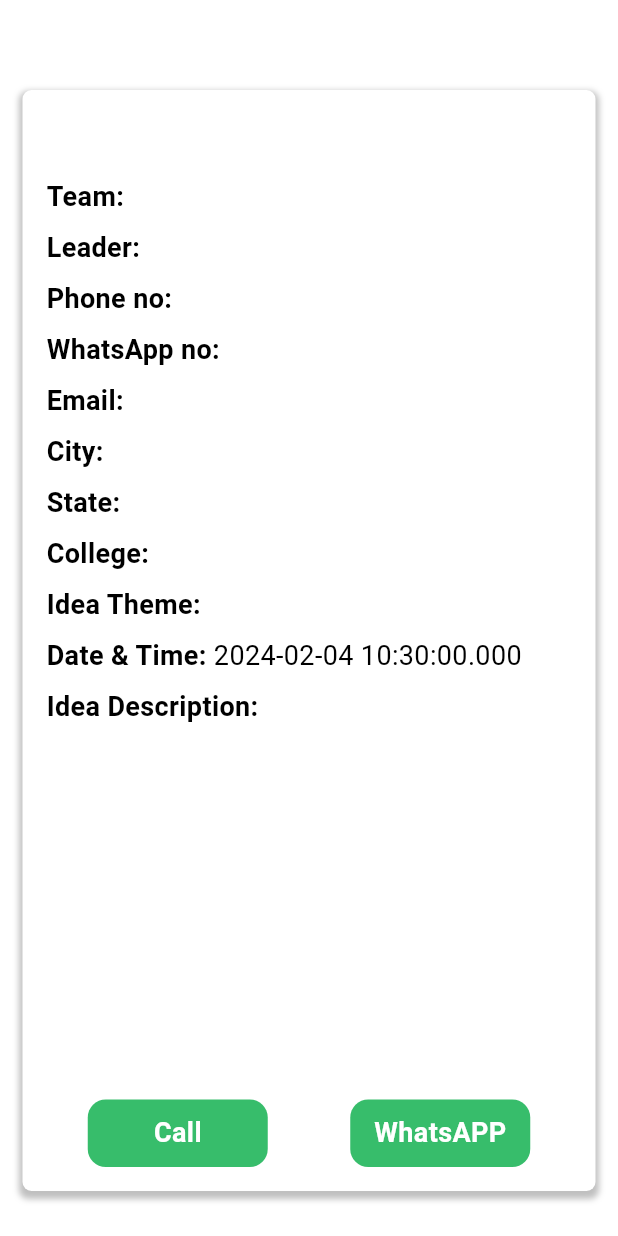
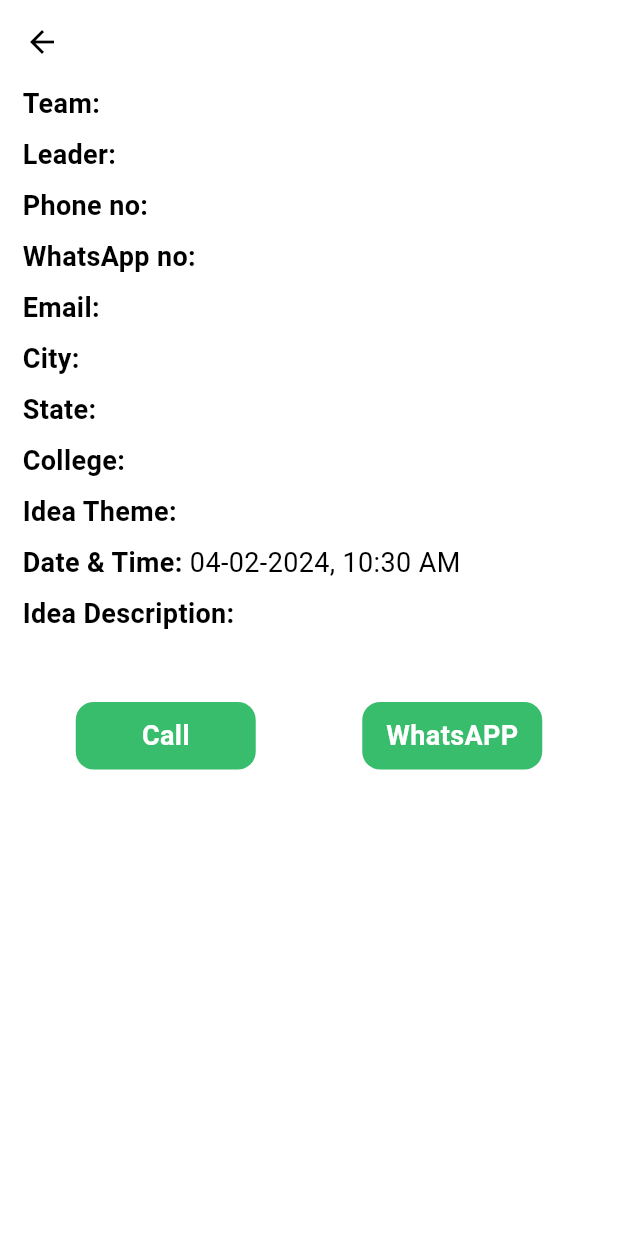
Before and after one commit to Code-For-IT-Softwares/nif-3-app, a Flutter app: the IdeaPage screen opened directly with empty values, on a phone screen of 412 x 824 dp. Run offline on Flutter 3.47's test engine with Material 3 defaults, Android fonts, the phone set to English and light mode, and no system bars; our stand-ins replace dio, retrofit, shared_preferences; accounts and stored records are empty; generated files the repository leaves out were written again; Roboto replaces fonts that are missing (Lucida).

Commit message:
update app

```diff
--- a/lib/pages/idea_page.dart
+++ b/lib/pages/idea_page.dart
@@ -1,7 +1,9 @@
 import 'package:flutter/material.dart' hide Colors;
+import 'package:intl/intl.dart';
 
 import 'package:nif_web/model/idea_model.dart';
 import 'package:nif_web/res/colors.dart';
+import 'package:url_launcher/url_launcher.dart';
 
 import '../utils/extra.dart';
 
@@ -17,43 +19,8 @@ class IdeaPage extends StatelessWidget {
   Widget build(BuildContext context) {
     return Scaffold(
       backgroundColor: Colors.white,
-      body: Column(
-        children: [
-          SizedBox(
-            height: 60,
-          ),
-          Expanded(
-            flex: 7,
-            child: SingleChildScrollView(
-              child: Hero(
-      tag: 'idea-tag${ideaDetails.id}',
-      child: Container(
-        margin: EdgeInsets.symmetric(horizontal: 15),
-        width: MediaQuery.of(context).size.width,
-        height: MediaQuery.of(context).size.height - 90,
-        padding: EdgeInsets.all(16),
-        decoration: BoxDecoration(
-          color: Colors.white,
-          borderRadius: BorderRadius.circular(6),
-          boxShadow: [
-            BoxShadow(
-              color: Colors.grey.withOpacity(0.5),
-              spreadRadius: 2,
-              blurRadius: 3,
-              offset: Offset(0, 3),
-            ),
-          ],
-        ),
-        child: Column(
-          crossAxisAlignment: CrossAxisAlignment.start,
-          children: [
-            Expanded(
-                flex: 13,
-                child: Column(
-                  crossAxisAlignment: CrossAxisAlignment.start,
-                  children: [
-                    Center(
-                      child: Text(
+      appBar: AppBar(
+        title: Text(
           ideaDetails.registrationid!.toUpperCase(),
           style: TextStyle(
             fontSize: 24,
@@ -61,20 +28,24 @@ class IdeaPage extends StatelessWidget {
           ),
         ),
       ),
-                    SizedBox(height: 8),
+      body: SingleChildScrollView(
+          child: Container(
+        margin: EdgeInsets.symmetric(horizontal: 15),
+        width: MediaQuery.of(context).size.width,
+        child: Column(
+          crossAxisAlignment: CrossAxisAlignment.start,
+          mainAxisSize: MainAxisSize.min,
+          children: [
             DetailTag(title: 'Team', descriptition: ideaDetails.teamname!),
             SizedBox(height: 8),
-                    DetailTag(
-                        title: 'Leader', descriptition: ideaDetails.leadername!),
+            DetailTag(title: 'Leader', descriptition: ideaDetails.leadername!),
             for (int i = 0; i < ideaDetails.membersname!.length; i++)
               teamMembers(i),
             SizedBox(height: 8),
-                    DetailTag(
-                        title: 'Phone no', descriptition: ideaDetails.phoneno!),
+            DetailTag(title: 'Phone no', descriptition: ideaDetails.phoneno!),
             SizedBox(height: 8),
             DetailTag(
-                        title: 'WhatsApp no',
-                        descriptition: ideaDetails.whatsappno!),
+                title: 'WhatsApp no', descriptition: ideaDetails.whatsappno!),
             SizedBox(height: 8),
             DetailTag(title: 'Email', descriptition: ideaDetails.email!),
             SizedBox(height: 8),
@@ -89,30 +60,48 @@ class IdeaPage extends StatelessWidget {
                 title: 'Idea Theme', descriptition: ideaDetails.ideatheme!),
             SizedBox(height: 8),
             DetailTag(
-                        title: 'Date & Time', descriptition: ideaDetails.datetime!.toString()),
+                title: 'Date & Time',
+                descriptition: DateFormat("dd-MM-yyyy, hh:mm a").format(ideaDetails.datetime!)),
             SizedBox(height: 8),
-                    DescriptionTag(
-                        title: 'Idea Description',
-                        descriptition: ideaDetails.ideadescription!),
-                  ],
-                )),
+            Text(
+              'Idea Description: ',
+              style: TextStyle(
+                  fontSize: 18,
+                  fontFamily: 'Lucida',
+                  fontWeight: FontWeight.w600),
+            ),
+            Text(
+              '${ideaDetails.ideadescription!}',
+              style: TextStyle(
+                fontFamily: 'roboto',
+                fontSize: 18,
+              ),
+            ),
+            SizedBox(height: 20),
             Row(
               mainAxisAlignment: MainAxisAlignment.spaceAround,
               crossAxisAlignment: CrossAxisAlignment.center,
-              children: [MyButton('Call', () {}), MyButton('WhatsAPP', () {})],
-            )
+              children: [
+                MyButton(
+                  'Call',
+                  () => launchUrl(Uri.parse("tel://${ideaDetails.phoneno!}")),
+                ),
+                MyButton(
+                    'WhatsAPP',
+                    () => launchUrl(
+                        Uri.parse("tel://${ideaDetails.whatsappno!}")))
               ],
             ),
-      ),
-    )
-            ),
-          )
+            SizedBox(height: 50),
           ],
         ),
+      )),
     );
   }
+
   Widget teamMembers(int i) {
     return Column(
+      mainAxisSize: MainAxisSize.min,
       children: [
         SizedBox(height: 8),
         DetailTag(
@@ -124,7 +113,7 @@ class IdeaPage extends StatelessWidget {
 
   Widget MyButton(String label, VoidCallback onTap) {
     return GestureDetector(
-        onTap: () {},
+        onTap: onTap,
         child: Container(
             width: 120,
             height: 45,
--- a/lib/utils/extra.dart
+++ b/lib/utils/extra.dart
@@ -16,37 +16,6 @@ class DetailTag extends StatelessWidget {
   @override
   Widget build(BuildContext context) {
     return Row(
-      children: [
-        Text(
-          '${title}: ',
-          style: TextStyle(fontSize: 18,fontFamily: 'Lucida', fontWeight: FontWeight.w600),
-        ),
-        Text(
-          '${descriptition}',
-          style: TextStyle(fontFamily: 'roboto',fontSize: 18,),
-        ),
-      ],
-    );
-  }
-}
-
-
-class DescriptionTag extends StatelessWidget {
-  const DescriptionTag({
-    Key? key,
-    required this.title,
-    required this.descriptition,
-  }) : super(key: key);
-
-  final String title;
-  final String descriptition;
-
-  @override
-  Widget build(BuildContext context) {
-    return Expanded(
-      child: Column(
-        mainAxisSize: MainAxisSize.min,
-        mainAxisAlignment: MainAxisAlignment.start,
       crossAxisAlignment: CrossAxisAlignment.start,
       children: [
         Text(
@@ -60,13 +29,9 @@ class DescriptionTag extends StatelessWidget {
           ),
         ),
       ],
-      ),
     );
   }
 }
-
-
-
 
 class QuarterCircleClipper extends CustomClipper<Path> {
   final double sizeOfCut;
--- a/pubspec.yaml
+++ b/pubspec.yaml
@@ -42,8 +42,9 @@ dependencies:
   built_value_generator: ^8.6.3
   dio: ^5.3.3
   google_fonts: ^6.1.0
-  intl: ^0.18.1
+  intl: ^0.19.0
   shared_preferences: ^2.2.2
+  url_launcher: ^6.2.4
 
 
 dev_dependencies:
```
Also changed, not shown: lib/components/custom_list.dart (+43 -29 lines), lib/pages/prototype_page.dart (+43 -55 lines), lib/pages/startup_page.dart (+48 -73 lines), pubspec.lock, 7 other files. Lines whose indentation alone changed are shown as unchanged.
